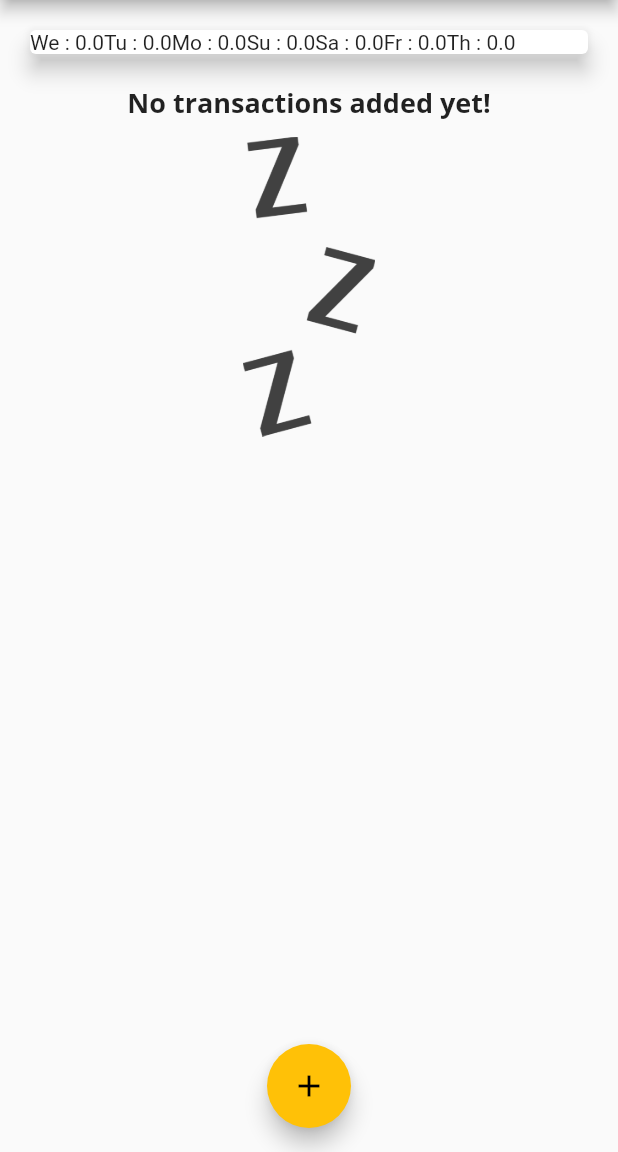
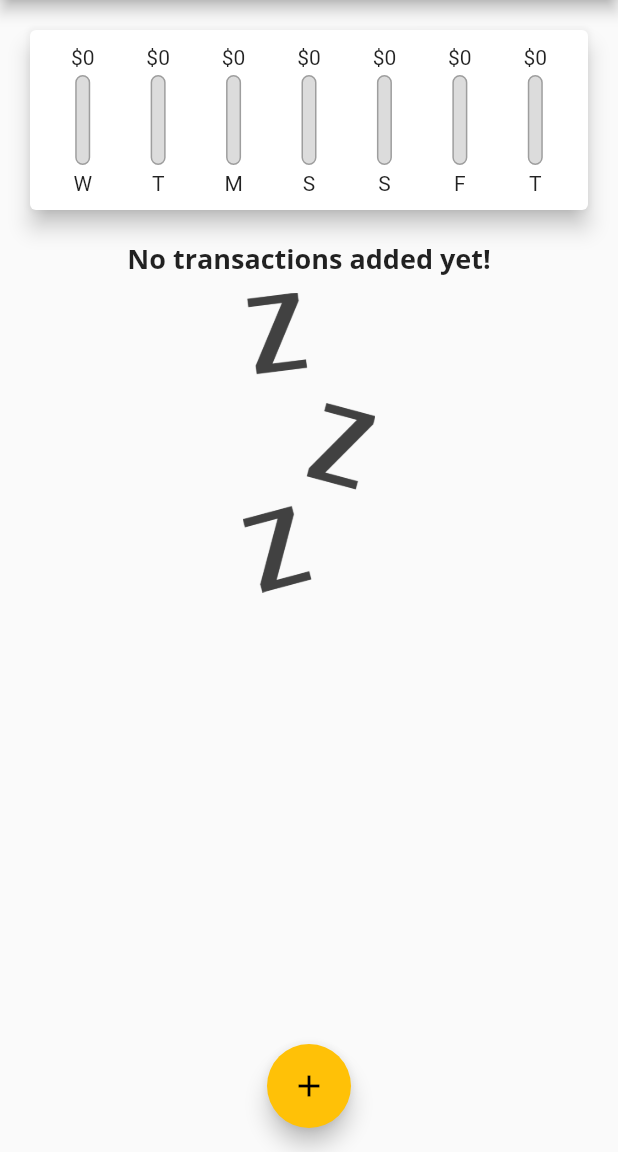
Before and after one commit to florianwns/flutter-examples, a Flutter app: the screen it shows after launch, on a phone screen of 412 x 824 dp, the part 84-1236 px from its top. Run offline on Flutter 3.47's test engine with Material 2 defaults, Android fonts, the light colour scheme and no system bars.

Commit message:
chart bar

```diff
--- a/apps/003_tricount/lib/main.dart
+++ b/apps/003_tricount/lib/main.dart
@@ -43,10 +43,10 @@ class MyHomePage extends StatefulWidget {
 }
 
 class _MyHomePageState extends State<MyHomePage> {
-  final List<Transaction> _transactions = [];
+  final List<Transaction> transactions = [];
 
-  List<Transaction> get _recentTransactions {
-    return _transactions.where((tx) {
+  List<Transaction> get recentTransactions {
+    return transactions.where((tx) {
       return tx.date.isAfter(
         DateTime.now().subtract(
           Duration(days: 7),
@@ -55,7 +55,7 @@ class _MyHomePageState extends State<MyHomePage> {
     }).toList();
   }
 
-  void _addTx(String txTitle, double txAmount) {
+  void addTx(String txTitle, double txAmount) {
     final newTx = Transaction(
       title: txTitle,
       amount: txAmount,
@@ -64,15 +64,15 @@ class _MyHomePageState extends State<MyHomePage> {
     );
 
     setState(() {
-      _transactions.add(newTx);
+      transactions.add(newTx);
     });
   }
 
-  void _startAddTx(BuildContext context) {
+  void startAddTx(BuildContext context) {
     showModalBottomSheet(
       context: context,
       builder: (_) {
-        return NewTransaction(_addTx);
+        return NewTransaction(addTx);
       },
     );
   }
@@ -86,21 +86,21 @@ class _MyHomePageState extends State<MyHomePage> {
         actions: <Widget>[
           IconButton(
             icon: Icon(Icons.add),
-            onPressed: () => _startAddTx(context),
+            onPressed: () => startAddTx(context),
           ),
         ],
       ),
       body: Column(
         crossAxisAlignment: CrossAxisAlignment.stretch,
         children: <Widget>[
-          Chart(_recentTransactions),
-          TransactionList(_transactions),
+          Chart(recentTransactions),
+          TransactionList(transactions),
         ],
       ),
       floatingActionButtonLocation: FloatingActionButtonLocation.centerFloat,
       floatingActionButton: FloatingActionButton(
         child: Icon(Icons.add),
-        onPressed: () => _startAddTx(context),
+        onPressed: () => startAddTx(context),
       ),
     );
   }
--- a/apps/003_tricount/lib/widgets/chart.dart
+++ b/apps/003_tricount/lib/widgets/chart.dart
@@ -1,28 +1,39 @@
 import 'package:flutter/material.dart';
 import 'package:intl/intl.dart';
+import './chart_bar.dart';
 import '../models/transaction.dart';
 
 class Chart extends StatelessWidget {
-  final List<Transaction> _recentTransactions;
+  final List<Transaction> recentTransactions;
 
-  Chart(this._recentTransactions);
+  Chart(this.recentTransactions);
 
-  List<Map<String, Object>> get _groupedTransactionValues {
-    return List.generate(7, (index) {
+  List<Map<String, Object>> get txStats {
+    var totalSpending = 0.0;
+    var stats = List.generate(7, (index) {
       final weekDay = DateTime.now().subtract(Duration(days: index));
-      double totalSum = 0.0;
-      for (var tx in _recentTransactions) {
+      double amountPerDay = 0.0;
+      for (var tx in recentTransactions) {
         if (tx.date.day == weekDay.day &&
             tx.date.month == weekDay.month &&
             tx.date.year == weekDay.year) {
-          totalSum += tx.amount;
+          amountPerDay += tx.amount;
         }
       }
+      totalSpending += amountPerDay;
       return {
-        'day': DateFormat.E().format(weekDay).substring(0, 2),
-        'amount': totalSum,
+        'day': DateFormat.E().format(weekDay)[0],
+        'amount': amountPerDay,
       };
     });
+
+    for (Map<String, Object> stat in stats) {
+      stat['pctOfTotal'] = totalSpending == 0.0
+          ? 0.0
+          : (stat['amount'] as double) / totalSpending;
+    }
+
+    return stats;
   }
 
   @override
@@ -30,10 +41,21 @@ class Chart extends StatelessWidget {
     return Card(
       elevation: 6,
       margin: EdgeInsets.all(20),
-      child: Row(
-        children: _groupedTransactionValues.map((data) {
-          return Text('${data['day']} : ${data['amount']}');
-        }).toList(),
+      child: Padding(
+        padding: EdgeInsets.all(10),
+        child: Row(
+          mainAxisAlignment: MainAxisAlignment.spaceAround,
+          children: txStats.map((tx) {
+            return Flexible(
+              fit: FlexFit.tight,
+              child: ChartBar(
+                tx['day'],
+                tx['amount'],
+                tx['pctOfTotal'],
+              ),
+            );
+          }).toList(),
+        ),
       ),
     );
   }
--- a/apps/003_tricount/lib/widgets/chart_bar.dart
+++ b/apps/003_tricount/lib/widgets/chart_bar.dart
@@ -1,17 +1,19 @@
 import 'package:flutter/material.dart';
 
 class ChartBar extends StatelessWidget {
-  final String _label;
-  final double _spendingAmount;
-  final double _spendingPctOfTotal;
+  final String label;
+  final double spendingAmount;
+  final double spendingPctOfTotal;
 
-  ChartBar(this._label, this._spendingAmount, this._spendingPctOfTotal);
+  ChartBar(this.label, this.spendingAmount, this.spendingPctOfTotal);
 
   @override
   Widget build(BuildContext context) {
     return Column(
       children: <Widget>[
-        Text('\$${_spendingAmount.toStringAsFixed(0)}'),
+        FittedBox(
+          child: Text('\$${spendingAmount.toStringAsFixed(0)}'),
+        ),
         SizedBox(
           height: 4,
         ),
@@ -28,7 +30,7 @@ class ChartBar extends StatelessWidget {
                 ),
               ),
               FractionallySizedBox(
-                heightFactor: _spendingPctOfTotal,
+                heightFactor: spendingPctOfTotal,
                 child: Container(
                   decoration: BoxDecoration(
                     color: Theme.of(context).primaryColor,
@@ -42,7 +44,7 @@ class ChartBar extends StatelessWidget {
         SizedBox(
           height: 4,
         ),
-        Text(_label),
+        Text(label),
       ],
     );
   }
--- a/apps/003_tricount/lib/widgets/transaction_list.dart
+++ b/apps/003_tricount/lib/widgets/transaction_list.dart
@@ -3,15 +3,15 @@ import 'package:intl/intl.dart';
 import '../models/transaction.dart';
 
 class TransactionList extends StatelessWidget {
-  final List<Transaction> _transactions;
+  final List<Transaction> transactions;
 
-  TransactionList(this._transactions);
+  TransactionList(this.transactions);
 
   @override
   Widget build(BuildContext context) {
     return Container(
       height: 300,
-      child: _transactions.isEmpty
+      child: transactions.isEmpty
           ? Column(
               children: <Widget>[
                 Text(
@@ -31,7 +31,7 @@ class TransactionList extends StatelessWidget {
               ],
             )
           : ListView.builder(
-              itemCount: _transactions.length,
+              itemCount: transactions.length,
               itemBuilder: (ctx, index) {
                 return Card(
                   child: Row(
@@ -49,7 +49,7 @@ class TransactionList extends StatelessWidget {
                         ),
                         padding: EdgeInsets.all(10),
                         child: Text(
-                          '\$${_transactions[index].amount.toStringAsFixed(2)}',
+                          '\$${transactions[index].amount.toStringAsFixed(2)}',
                           style: TextStyle(
                             fontWeight: FontWeight.bold,
                             fontSize: 20,
@@ -61,12 +61,12 @@ class TransactionList extends StatelessWidget {
                         crossAxisAlignment: CrossAxisAlignment.start,
                         children: <Widget>[
                           Text(
-                            _transactions[index].title,
+                            transactions[index].title,
                             style: Theme.of(context).textTheme.title,
                           ),
                           Text(
                             DateFormat.yMMMd()
-                                .format(_transactions[index].date),
+                                .format(transactions[index].date),
                             style: TextStyle(
                               color: Colors.grey,
                             ),
```
Also changed, not shown: apps/003_tricount/lib/widgets/new_transaction.dart (+13 -13 lines), 4 other files.
